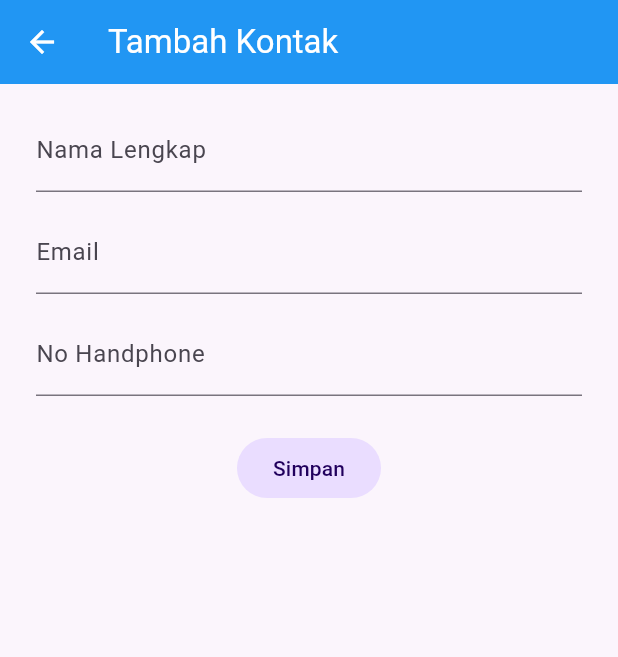
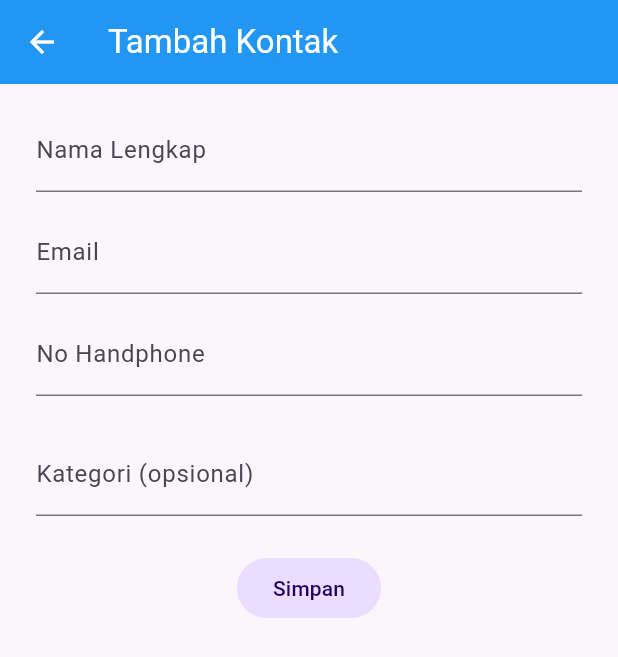
Before and after one commit to zdzzdx9-ui/Fariz21_BukuKontak, a Flutter app: the TambahKontakScreen screen opened by its route, on a phone screen of 412 x 824 dp. Shown: the top 657 px of the screen. Run offline on Flutter 3.47's test engine with Material 3 defaults, Android fonts, the phone set to English and light mode, and no system bars.

Commit message:
Menambah Kategori Kontak

```diff
--- a/lib/main.dart
+++ b/lib/main.dart
@@ -9,8 +9,14 @@ class Contact {
   final String name;
   final String email;
   final String phone;
+  final String? category;
 
-  Contact({required this.name, required this.email, required this.phone});
+  Contact({
+    required this.name,
+    required this.email,
+    required this.phone,
+    this.category,
+  });
 }
 
 // Model data untuk menyimpan struktur informasi favorit
@@ -195,7 +201,9 @@ class _BerandaScreenState extends State<BerandaScreen>
                           fontWeight: FontWeight.w500,
                         ),
                       ),
-                      subtitle: Text('${kontak.email}\n${kontak.phone}'),
+                      subtitle: Text(
+                        '${kontak.email}\n${kontak.phone}\n${kontak.category ?? 'Tanpa kategori'}',
+                      ),
                       isThreeLine: true,
                     );
                   },
@@ -255,6 +263,7 @@ class _TambahKontakScreenState extends State<TambahKontakScreen> {
   final TextEditingController _namaController = TextEditingController();
   final TextEditingController _emailController = TextEditingController();
   final TextEditingController _hpController = TextEditingController();
+  final TextEditingController _kategoriController = TextEditingController();
 
   @override
   void dispose() {
@@ -262,6 +271,7 @@ class _TambahKontakScreenState extends State<TambahKontakScreen> {
     _namaController.dispose();
     _emailController.dispose();
     _hpController.dispose();
+    _kategoriController.dispose();
     super.dispose();
   }
 
@@ -274,6 +284,9 @@ class _TambahKontakScreenState extends State<TambahKontakScreen> {
         name: _namaController.text,
         email: _emailController.text,
         phone: _hpController.text,
+        category: _kategoriController.text.isEmpty
+            ? null
+            : _kategoriController.text,
       );
       Navigator.pop(context, newContact);
     } else {
@@ -302,6 +315,13 @@ class _TambahKontakScreenState extends State<TambahKontakScreen> {
             TextField(
               controller: _hpController,
               decoration: const InputDecoration(labelText: 'No Handphone'),
+            ),
+            const SizedBox(height: 24),
+            TextField(
+              controller: _kategoriController,
+              decoration: const InputDecoration(
+                labelText: 'Kategori (opsional)',
+              ),
             ),
             const SizedBox(height: 24),
             ElevatedButton(
```
